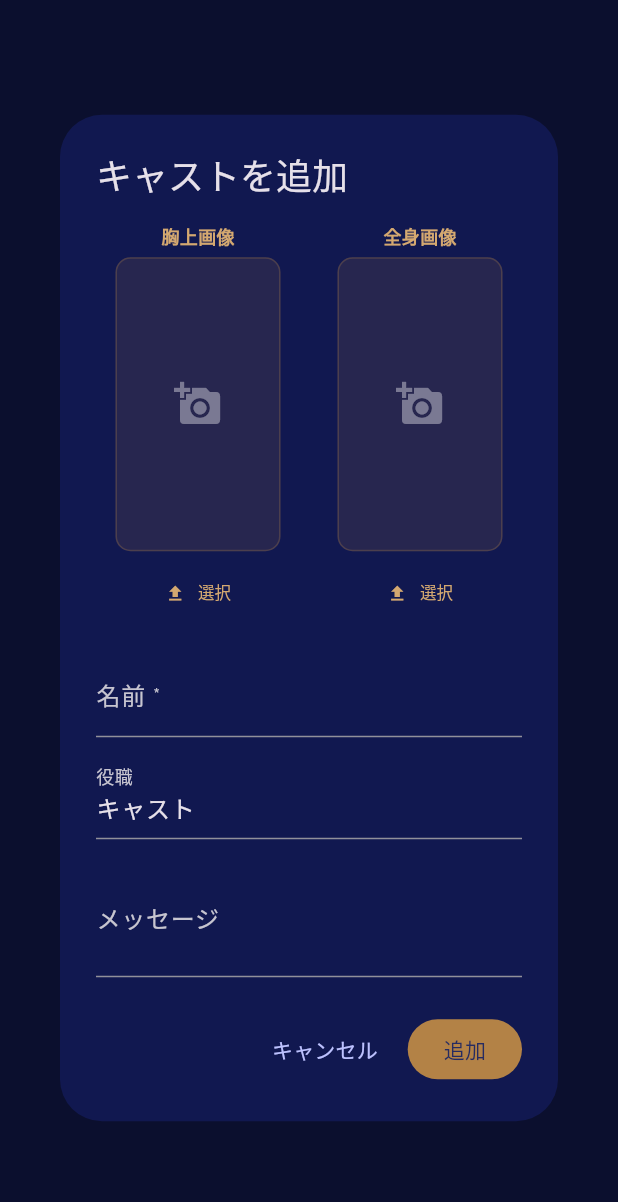
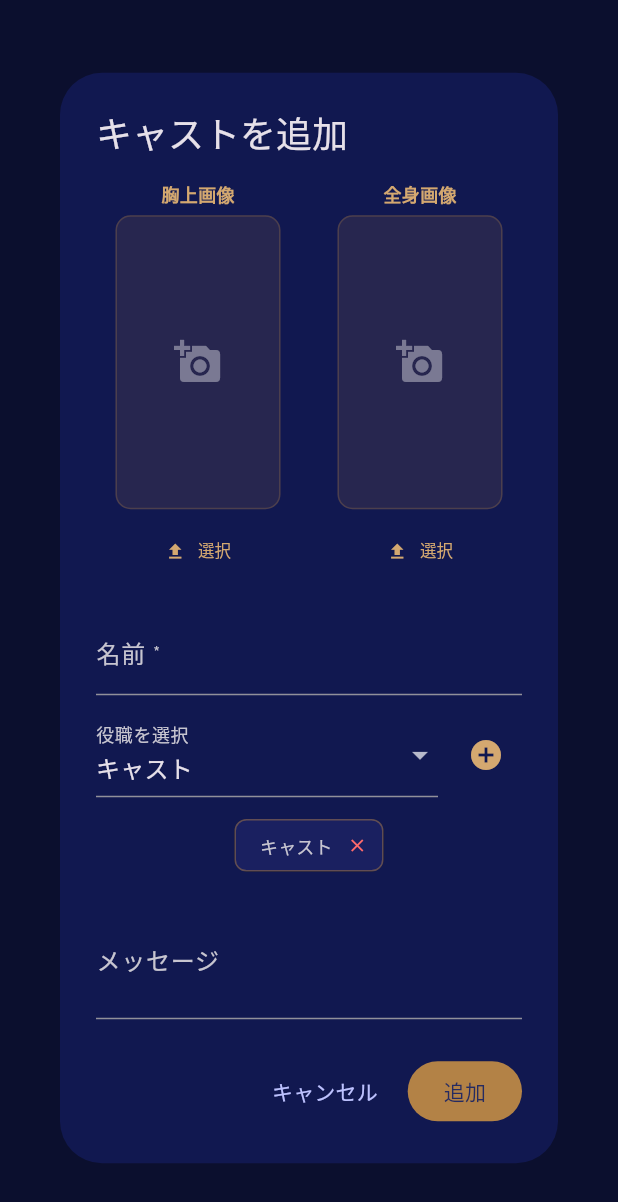
Before and after one commit to Yossy4131/svarga_admin, a Flutter app: the _CastDialog widget shown alone on an empty page, opened directly with empty values, on a phone screen of 412 x 824 dp. Shown: the top 1202 px of the screen. Run offline on Flutter 3.47's test engine with Material 3 defaults, Android fonts, the phone set to English and light mode, and no system bars; our stand-ins replace google_fonts, image_picker; network calls fail.

Commit message:
キャスト画面調整

```diff
--- a/lib/models/cast_model.dart
+++ b/lib/models/cast_model.dart
@@ -5,6 +5,7 @@ class CastModel {
   final String message;
   final String? avatarUrl;
   final String? avatarFullUrl;
+  final int sortOrder;
   final String updatedAt;
 
   const CastModel({
@@ -14,6 +15,7 @@ class CastModel {
     required this.message,
     required this.avatarUrl,
     required this.avatarFullUrl,
+    required this.sortOrder,
     required this.updatedAt,
   });
 
@@ -24,6 +26,7 @@ class CastModel {
     message: j['message'] as String,
     avatarUrl: j['avatar_url'] as String?,
     avatarFullUrl: j['avatar_full_url'] as String?,
+    sortOrder: (j['sort_order'] as num?)?.toInt() ?? 0,
     updatedAt: j['updated_at'] as String,
   );
 
--- a/lib/pages/casts_page.dart
+++ b/lib/pages/casts_page.dart
@@ -7,6 +7,8 @@ import 'package:image_picker/image_picker.dart';
 
 import '../api/api_client.dart';
 import '../models/cast_model.dart';
+
+const _roleOptions = ['キャスト', 'スタッフ', 'バーテンダー'];
 
 class CastsPage extends StatefulWidget {
   const CastsPage({super.key, required this.client});
@@ -83,6 +85,24 @@ class _CastsPageState extends State<CastsPage> {
     }
   }
 
+  Future<void> _reorder(int oldIndex, int newIndex) async {
+    if (newIndex > oldIndex) newIndex--;
+    setState(() {
+      final item = _casts.removeAt(oldIndex);
+      _casts.insert(newIndex, item);
+    });
+    try {
+      await widget.client.reorderCasts(_casts.map((c) => c.id).toList());
+    } on ApiException catch (e) {
+      if (mounted) {
+        ScaffoldMessenger.of(
+          context,
+        ).showSnackBar(SnackBar(content: Text(e.message)));
+      }
+      _fetch(); // ロールバック
+    }
+  }
+
   @override
   Widget build(BuildContext context) {
     return Scaffold(
@@ -113,16 +133,20 @@ class _CastsPageState extends State<CastsPage> {
             )
           : _casts.isEmpty
           ? const Center(child: Text('キャストが登録されていません'))
-          : ListView.separated(
+          : ReorderableListView.builder(
               padding: const EdgeInsets.all(16),
               itemCount: _casts.length,
-              separatorBuilder: (_, _) => const SizedBox(height: 8),
+              onReorder: _reorder,
               itemBuilder: (_, i) {
                 final c = _casts[i];
-                return _CastTile(
-                  cast: c,
-                  onEdit: () => _showDialog(cast: c),
-                  onDelete: () => _delete(c),
+                return Padding(
+                  key: ValueKey(c.id),
+                  padding: const EdgeInsets.only(bottom: 8),
+                  child: _CastTile(
+                    cast: c,
+                    onEdit: () => _showDialog(cast: c),
+                    onDelete: () => _delete(c),
+                  ),
                 );
               },
             ),
@@ -216,6 +240,7 @@ class _CastTile extends StatelessWidget {
               color: Color(0xFFFF6B6B),
             ),
           ),
+          const SizedBox(width: 32),
         ],
       ),
     );
@@ -249,8 +274,9 @@ class _CastDialog extends StatefulWidget {
 
 class _CastDialogState extends State<_CastDialog> {
   late final TextEditingController _nameCtrl;
-  late final TextEditingController _roleCtrl;
   late final TextEditingController _msgCtrl;
+  List<String> _selectedRoles = [];
+  String _pendingRole = _roleOptions.first;
 
   // 胸上画像
   Uint8List? _bustBytes;
@@ -271,8 +297,13 @@ class _CastDialogState extends State<_CastDialog> {
     super.initState();
     final c = widget.cast;
     _nameCtrl = TextEditingController(text: c?.name ?? '');
-    _roleCtrl = TextEditingController(text: c?.role ?? 'キャスト');
     _msgCtrl = TextEditingController(text: c?.message ?? '');
+    _selectedRoles = (c?.role ?? '')
+        .split(',')
+        .map((r) => r.trim())
+        .where((r) => r.isNotEmpty)
+        .toList();
+    if (_selectedRoles.isEmpty) _selectedRoles = [_roleOptions.first];
     _existingBustUrl = c?.avatarUrl;
     _existingFullUrl = c?.avatarFullUrl;
   }
@@ -280,7 +311,6 @@ class _CastDialogState extends State<_CastDialog> {
   @override
   void dispose() {
     _nameCtrl.dispose();
-    _roleCtrl.dispose();
     _msgCtrl.dispose();
     super.dispose();
   }
@@ -333,7 +363,7 @@ class _CastDialogState extends State<_CastDialog> {
 
       final body = {
         'name': _nameCtrl.text.trim(),
-        'role': _roleCtrl.text.trim().isEmpty ? 'キャスト' : _roleCtrl.text.trim(),
+        'role': _selectedRoles.isEmpty ? 'キャスト' : _selectedRoles.join(','),
         'message': _msgCtrl.text.trim(),
         'avatar_url': bustUrl,
         'avatar_full_url': fullUrl,
@@ -490,10 +520,59 @@ class _CastDialogState extends State<_CastDialog> {
                 decoration: const InputDecoration(labelText: '名前 *'),
               ),
               const SizedBox(height: 12),
-              TextField(
-                controller: _roleCtrl,
-                decoration: const InputDecoration(labelText: '役職'),
+              // 役職選択
+              Row(
+                children: [
+                  Expanded(
+                    child: DropdownButtonFormField<String>(
+                      value: _pendingRole,
+                      items: _roleOptions
+                          .map(
+                            (r) => DropdownMenuItem(value: r, child: Text(r)),
+                          )
+                          .toList(),
+                      onChanged: (v) => setState(
+                        () => _pendingRole = v ?? _roleOptions.first,
+                      ),
+                      decoration: const InputDecoration(labelText: '役職を選択'),
+                      dropdownColor: const Color(0xFF1a2060),
+                    ),
+                  ),
+                  const SizedBox(width: 8),
+                  IconButton(
+                    icon: const Icon(
+                      Icons.add_circle,
+                      color: Color(0xFFD4A870),
+                    ),
+                    tooltip: '追加',
+                    onPressed: () {
+                      if (!_selectedRoles.contains(_pendingRole)) {
+                        setState(() => _selectedRoles.add(_pendingRole));
+                      }
+                    },
+                  ),
+                ],
               ),
+              if (_selectedRoles.isNotEmpty) ...[
+                const SizedBox(height: 8),
+                Wrap(
+                  spacing: 6,
+                  runSpacing: 4,
+                  children: _selectedRoles
+                      .map(
+                        (r) => Chip(
+                          label: Text(r, style: const TextStyle(fontSize: 12)),
+                          deleteIcon: const Icon(Icons.close, size: 14),
+                          onDeleted: () =>
+                              setState(() => _selectedRoles.remove(r)),
+                          backgroundColor: const Color(0xFF1a2060),
+                          deleteIconColor: const Color(0xFFFF6B6B),
+                          side: const BorderSide(color: Color(0x44B38246)),
+                        ),
+                      )
+                      .toList(),
+                ),
+              ],
               const SizedBox(height: 12),
               TextField(
                 controller: _msgCtrl,
```
Also changed, not shown: lib/api/api_client.dart (+9 -0 lines), 1 other file.
